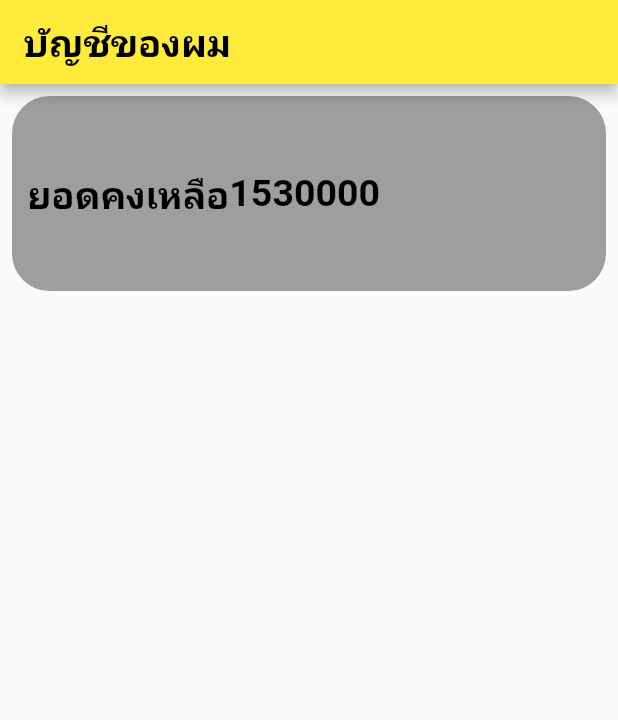
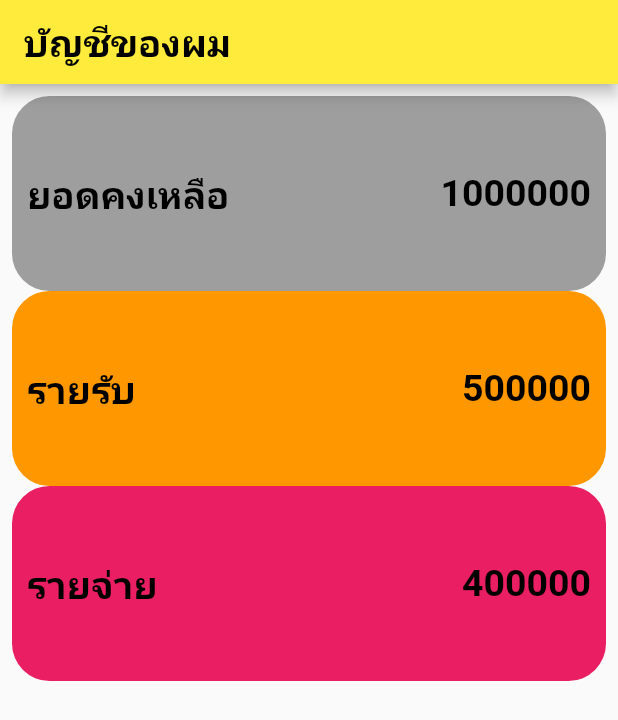
Before and after one commit to SIBPPAKORN/project-flutter_app, a Flutter app: the screen it shows after launch, on a phone screen of 412 x 824 dp. Shown: the top 720 px of the screen. Run offline on Flutter 3.47's test engine with Material 2 defaults, Android fonts, the phone set to English and light mode, and no system bars; missing offline and left inert: dart:html.

Commit message:
my account(6)

```diff
--- a/lib/main.dart
+++ b/lib/main.dart
@@ -56,12 +56,73 @@ class _myhomesibpakornState extends State<myhomesibpakorn> {
                           color: Colors.black,
                           fontWeight: FontWeight.bold),
                     ),
+                    Expanded(
+                      child: Text(
+                        "1000000",
+                        style: TextStyle(
+                            fontSize: 25,
+                            color: Colors.black,
+                            fontWeight: FontWeight.bold),
+                        textAlign: TextAlign.right,
+                      ),
+                    )
+                  ],
+                ),
+              ),
+              Container(
+                padding: const EdgeInsets.all(10.0),
+                decoration: BoxDecoration(
+                    color: Colors.orange,
+                    borderRadius: BorderRadius.circular(25)),
+                height: 130,
+                child: Row(
+                  crossAxisAlignment: CrossAxisAlignment.center,
+                  children: [
                     Text(
-                      "1530000",
+                      "รายรับ",
                       style: TextStyle(
                           fontSize: 25,
                           color: Colors.black,
                           fontWeight: FontWeight.bold),
+                    ),
+                    Expanded(
+                      child: Text(
+                        "500000",
+                        style: TextStyle(
+                            fontSize: 25,
+                            color: Colors.black,
+                            fontWeight: FontWeight.bold),
+                        textAlign: TextAlign.right,
+                      ),
+                    )
+                  ],
+                ),
+              ),
+              Container(
+                padding: const EdgeInsets.all(10.0),
+                decoration: BoxDecoration(
+                    color: Colors.pink,
+                    borderRadius: BorderRadius.circular(25)),
+                height: 130,
+                child: Row(
+                  crossAxisAlignment: CrossAxisAlignment.center,
+                  children: [
+                    Text(
+                      "รายจ่าย",
+                      style: TextStyle(
+                          fontSize: 25,
+                          color: Colors.black,
+                          fontWeight: FontWeight.bold),
+                    ),
+                    Expanded(
+                      child: Text(
+                        "400000",
+                        style: TextStyle(
+                            fontSize: 25,
+                            color: Colors.black,
+                            fontWeight: FontWeight.bold),
+                        textAlign: TextAlign.right,
+                      ),
                     )
                   ],
                 ),
```
